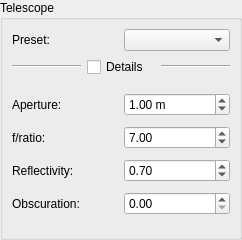
thusser/goetc, file goetc/qt/widgettelescope.ui: the form before one commit.
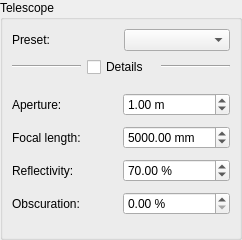
The form after the commit.

Commit message: defining focal_length instead of f/ratio for telescopes

```diff
--- a/goetc/qt/widgettelescope.ui
+++ b/goetc/qt/widgettelescope.ui
@@ -118,14 +118,20 @@
          <item row="1" column="0">
           <widget class="QLabel" name="label_20">
            <property name="text">
-            <string>f/ratio:</string>
+            <string>Focal length:</string>
            </property>
           </widget>
          </item>
          <item row="1" column="1">
-          <widget class="QDoubleSpinBox" name="spinFratio">
+          <widget class="QDoubleSpinBox" name="spinFocalLength">
+           <property name="suffix">
+            <string> mm</string>
+           </property>
+           <property name="maximum">
+            <double>100000.000000000000000</double>
+           </property>
            <property name="value">
-            <double>7.000000000000000</double>
+            <double>5000.000000000000000</double>
            </property>
           </widget>
          </item>
@@ -138,8 +144,14 @@
          </item>
          <item row="2" column="1">
           <widget class="QDoubleSpinBox" name="spinReflectivity">
+           <property name="suffix">
+            <string> %</string>
+           </property>
+           <property name="maximum">
+            <double>100.000000000000000</double>
+           </property>
            <property name="value">
-            <double>0.700000000000000</double>
+            <double>70.000000000000000</double>
            </property>
           </widget>
          </item>
@@ -151,7 +163,14 @@
           </widget>
          </item>
          <item row="3" column="1">
-          <widget class="QDoubleSpinBox" name="spinObscuration"/>
+          <widget class="QDoubleSpinBox" name="spinObscuration">
+           <property name="suffix">
+            <string> %</string>
+           </property>
+           <property name="maximum">
+            <double>100.000000000000000</double>
+           </property>
+          </widget>
          </item>
         </layout>
        </widget>
```
The commit also changes 3 other files.
